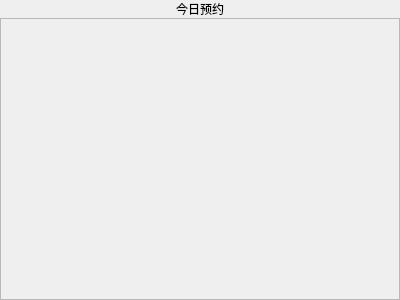
Above: client/doctor/patientcardspage.ui from laonuo2004/cpp-qt-medical-system before the change. Below: the same form after it.
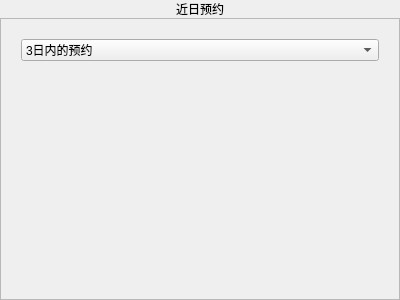
That is the form after the change.

Commit message:
refactor: 优化界面布局，修改查看预约逻辑
- 优化医生个人界面
- 修改查看预约界面，现在可以筛选多日的预约记录
- 优化患者卡片和患者详细信息界面
- 优化患者和医生的个人信息编辑界面

Patch:
```diff
--- a/client/doctor/patientcardspage.ui
+++ b/client/doctor/patientcardspage.ui
@@ -32,7 +32,7 @@
    <item>
     <widget class="QLabel" name="fullHeaderLabel">
      <property name="text">
-      <string>今日预约</string>
+      <string>近日预约</string>
      </property>
      <property name="alignment">
       <set>Qt::AlignCenter</set>
@@ -50,7 +50,7 @@
         <x>0</x>
         <y>0</y>
         <width>398</width>
-        <height>283</height>
+        <height>286</height>
        </rect>
       </property>
       <layout class="QVBoxLayout" name="verticalLayout_2">
@@ -69,6 +69,25 @@
        <property name="bottomMargin">
         <number>20</number>
        </property>
+       <item>
+        <widget class="QComboBox" name="appointmentFilter">
+         <item>
+          <property name="text">
+           <string>3日内的预约</string>
+          </property>
+         </item>
+         <item>
+          <property name="text">
+           <string>10日内的预约</string>
+          </property>
+         </item>
+         <item>
+          <property name="text">
+           <string>1月内的预约</string>
+          </property>
+         </item>
+        </widget>
+       </item>
        <item>
         <layout class="QGridLayout" name="PatientCards">
          <property name="sizeConstraint">
```
The commit also changes 13 other files.
